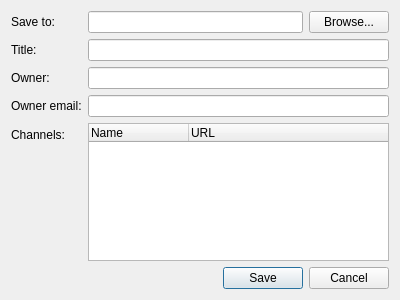
The window that src/plugins/aggregator/export.ui (0xd34df00d/leechcraft) describes before a commit, drawn with Qt 5.
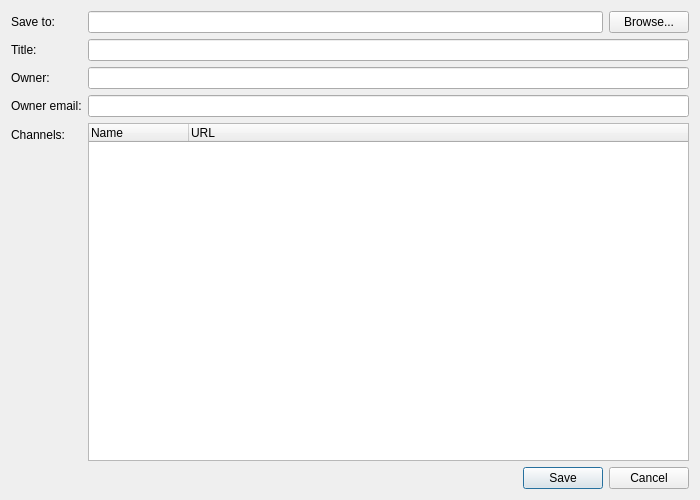
The same window after the commit. Icons and pictures are not drawn.

Commit message: [Aggregator] Make dialogs bigger where it makes sense

The edit to the form file:
```diff
--- a/src/plugins/aggregator/export.ui
+++ b/src/plugins/aggregator/export.ui
@@ -6,8 +6,8 @@
    <rect>
     <x>0</x>
     <y>0</y>
-    <width>400</width>
-    <height>300</height>
+    <width>700</width>
+    <height>500</height>
    </rect>
   </property>
   <property name="windowTitle">
```
The commit also changes 2 other files.
